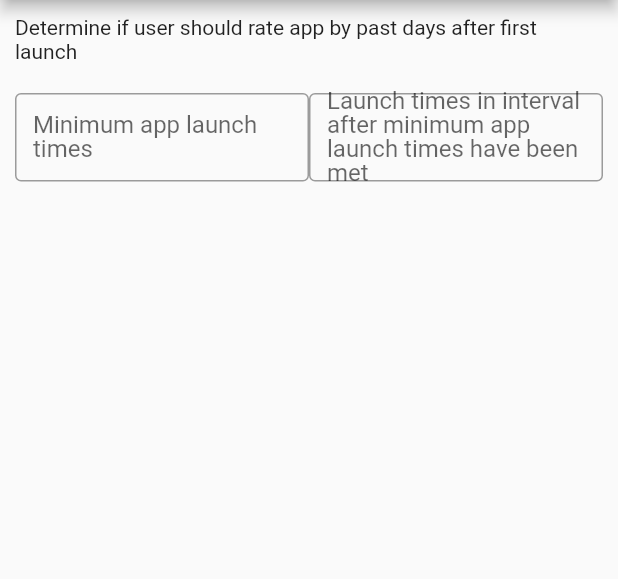
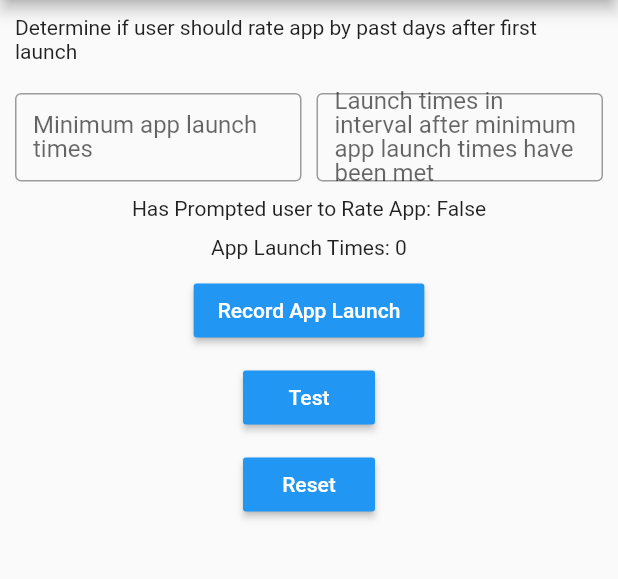
Before and after one commit to francis94c/should_review, a Flutter app: the screen it shows after launch, after a tap on "View Launch Times Criteria Example", on a phone screen of 412 x 824 dp, the part 84-663 px from its top. Run offline on Flutter 3.47's test engine with Material 2 defaults, Android fonts, the phone set to English and light mode, and no system bars; our stand-ins replace shared_preferences.

Commit message:
Finished Times Launched Criteria in Example.

```diff
--- a/example/lib/main.dart
+++ b/example/lib/main.dart
@@ -259,18 +259,19 @@ class _LaunchTimesCriteriaExampleState
   // TextEditing Controllers.
   final TextEditingController _minLaunchTimesController =
       TextEditingController();
-  final TextEditingController _coolDownLaunchTimescontroller =
+  final TextEditingController _coolDownLaunchTimesController =
       TextEditingController();
 
   // Keys
   final GlobalKey<FormState> _launchTimesCriteriaFormKey = GlobalKey();
 
   bool _hasPromptedRateApp = false;
+  int _timesAppLaunched = 0;
 
   @override
   void initState() {
     super.initState();
-    _reset();
+    _reset().then((_) => _updateAppLaunchTimesInUI());
   }
 
   @override
@@ -313,9 +314,12 @@ class _LaunchTimesCriteriaExampleState
                           border: OutlineInputBorder(borderSide: BorderSide())),
                     ),
                   ),
+                  const SizedBox(
+                    width: 10,
+                  ),
                   Expanded(
                     child: TextFormField(
-                      controller: _coolDownLaunchTimescontroller,
+                      controller: _coolDownLaunchTimesController,
                       keyboardType: TextInputType.number,
                       inputFormatters: [
                         FilteringTextInputFormatter.allow(RegExp("[0-9]")),
@@ -336,6 +340,53 @@ class _LaunchTimesCriteriaExampleState
                   ),
                 ],
               ),
+              const SizedBox(
+                height: 10,
+              ),
+              Text(
+                "Has Prompted user to Rate App: " +
+                    (_hasPromptedRateApp ? "True" : "False"),
+              ),
+              const SizedBox(
+                height: 10,
+              ),
+              Text(
+                "App Launch Times: $_timesAppLaunched",
+              ),
+              const SizedBox(
+                height: 10,
+              ),
+              MaterialButton(
+                onPressed: _recordLaunch,
+                color: Colors.blue,
+                child: const Text(
+                  "Record App Launch",
+                  style: TextStyle(color: Colors.white),
+                ),
+              ),
+              const SizedBox(
+                height: 10,
+              ),
+              MaterialButton(
+                onPressed: _testShouldRateByLaunchTimesCriteria,
+                color: Colors.blue,
+                child: const Text(
+                  "Test",
+                  style: TextStyle(color: Colors.white),
+                ),
+              ),
+              const SizedBox(
+                height: 10,
+              ),
+              MaterialButton(
+                onPressed: () =>
+                    _reset().then((_) => _updateAppLaunchTimesInUI()),
+                color: Colors.blue,
+                child: const Text(
+                  "Reset",
+                  style: TextStyle(color: Colors.white),
+                ),
+              ),
             ],
           ),
         ),
@@ -343,10 +394,54 @@ class _LaunchTimesCriteriaExampleState
     );
   }
 
-  void _reset() async {
+  Future<void> _reset() async {
     await ShouldReviewExtension.reset();
     setState(() {
       _hasPromptedRateApp = false;
     });
   }
+
+  /// Record App Launch.
+  void _recordLaunch() async {
+    await ShouldReview.recordLaunch();
+    _updateAppLaunchTimesInUI();
+  }
+
+  /// Upate App Launch Times in UI.
+  void _updateAppLaunchTimesInUI() {
+    ShouldReview.getTimesAppLaunched().then(
+        (int launchTimes) => setState(() => _timesAppLaunched = launchTimes));
+  }
+
+  void _testShouldRateByLaunchTimesCriteria() async {
+    // Validate Form Field.
+    if (!_launchTimesCriteriaFormKey.currentState!.validate()) {
+      return;
+    }
+
+    // ignore: avoid_print
+    print("Checking Prompt Review Possibility");
+
+    // Should Review.
+    if (await ShouldReview.shouldReview(
+        criteria: Criteria.timesLaunched,
+        minLaunchTimes: int.parse(_minLaunchTimesController.text),
+        coolDownLaunchTimes: int.parse(_coolDownLaunchTimesController.text))) {
+      // A good place to use the in_app_review plugin.
+      // ignore: avoid_print
+      print("Retruned True");
+      ScaffoldMessenger.of(context).showSnackBar(
+        const SnackBar(
+          content: Text(
+              "User has been shown a hypotetical review dialog, this logic will now return true only on the cool down launch times interval."),
+          duration: Duration(seconds: 10),
+        ),
+      );
+      // Call `ShouldReview.neverReview();` to ensure the shouldReview function never returns true again.
+      setState(() => _hasPromptedRateApp = true);
+    } else {
+      // ignore: avoid_print
+      print("Returned False");
+    }
+  }
 }
--- a/lib/should_review.dart
+++ b/lib/should_review.dart
@@ -85,6 +85,12 @@ class ShouldReview {
     _syncFirstLaunchDate(prefs);
   }
 
+  /// Get number of times app was launched i.e recordLaunch() was called.
+  static Future<int> getTimesAppLaunched() async {
+    SharedPreferences prefs = await SharedPreferences.getInstance();
+    return prefs.getInt(prefTimesLaunched) ?? 0;
+  }
+
   /// Enter cooldown mode.
   /// At this point, minDays or minLaunchTimes do not effectively count, but coolDownInterval values.
   static Future<void> _enterCoolDownMode(
```
